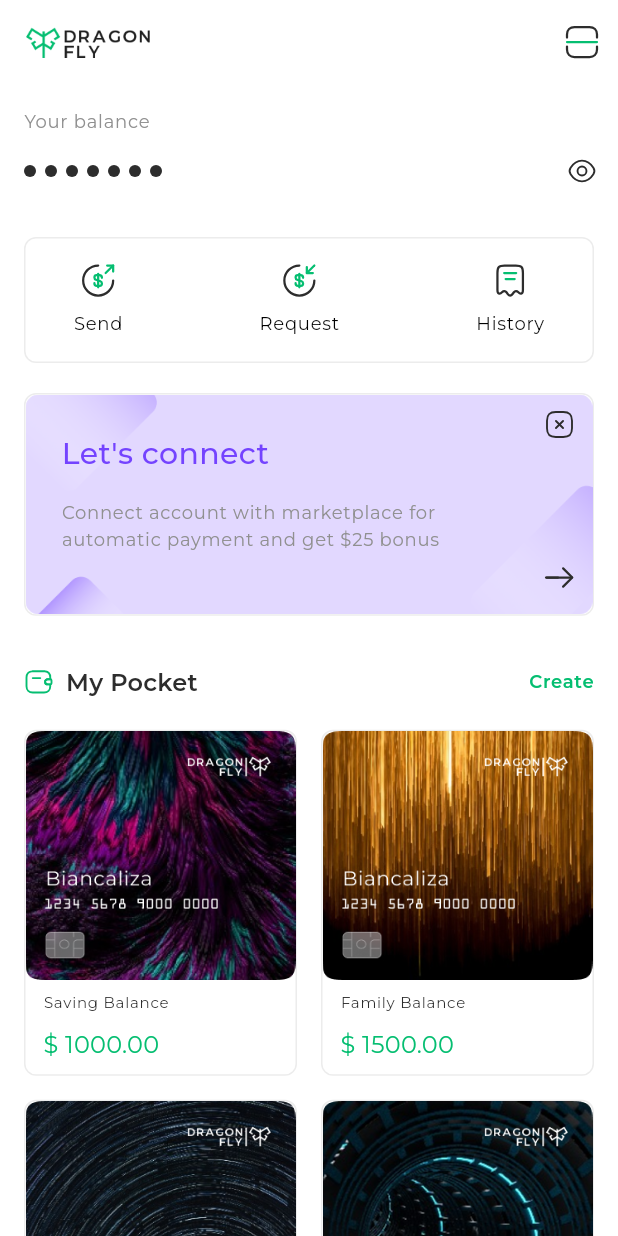
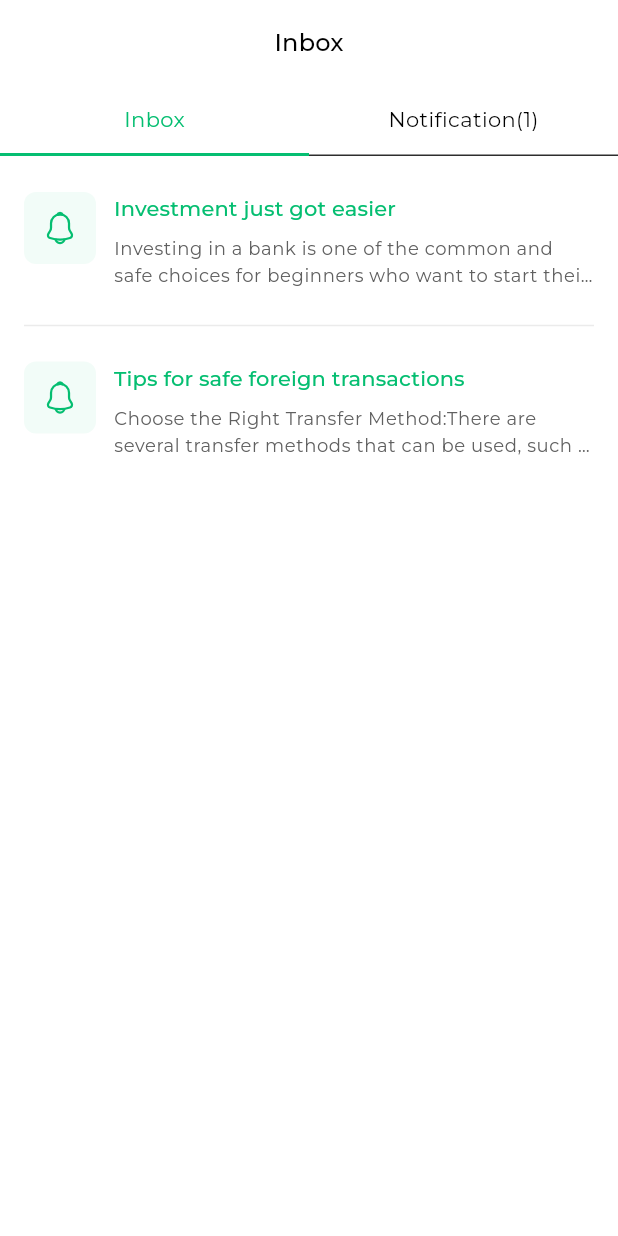
Before and after one commit to sayapakailinuxpak/dragonfly, a Flutter app: the screen it shows after launch, on a phone screen of 412 x 824 dp. Run offline on Flutter 3.47's test engine with Material 3 defaults, Android fonts, the phone set to English and light mode, and no system bars; our stand-ins replace flutter_svg.

Commit message:
- create InboxModel and NotificationModel class for data model - adding tab with 2 items (inbox and notification) - create InboxSection and NotificationSection class as TabBarView children

```diff
--- /dev/null
+++ b/lib/data/inbox_model.dart
@@ -0,0 +1,11 @@
+class InboxModel {
+  String title;
+  String message;
+
+  InboxModel({required this.title, required this.message});
+
+  static List<InboxModel> inboxItems = [
+    InboxModel(title: "Investment just got easier", message: "Investing in a bank is one of the common and safe choices for beginners who want to start their investment journey. This article will provide a short guide to getting started investing in banks, covering some of the investment products offered by banks and tips for getting started."),
+    InboxModel(title: "Tips for safe foreign transactions", message: "Choose the Right Transfer Method:There are several transfer methods that can be used, such as bank transfers, electronic transfers, or using money transfer services such as PayPal or TransferWise.")
+  ];
+}
--- a/lib/main.dart
+++ b/lib/main.dart
@@ -1,6 +1,7 @@
 import 'package:dragonfly/screens/auth.dart';
 import 'package:dragonfly/screens/home.dart';
 import 'package:dragonfly/screens/onboarding.dart';
+import 'package:dragonfly/screens/inbox.dart';
 import 'package:flutter/material.dart';
 
 void main() {
@@ -55,6 +56,12 @@ class MyApp extends StatelessWidget {
             fontWeight: FontWeight.w400,
             height: 1.5
           ),
+          titleSmall: TextStyle(
+            fontFamily: "Montserrat",
+            fontSize: 14.0,
+            fontWeight: FontWeight.w500,
+            height: 1.5
+          ),
           bodyMedium: TextStyle(
             fontFamily: "Montserrat",
             fontSize: 14.0,
@@ -88,7 +95,7 @@ class MyApp extends StatelessWidget {
         ),
         // useMaterial3: true,
       ),
-      home: const Home()
+      home: const Inbox()
     );
   }
 }
--- /dev/null
+++ b/lib/screens/inbox.dart
@@ -0,0 +1,163 @@
+
+import 'package:dragonfly/data/inbox_model.dart';
+import 'package:dragonfly/data/notification_model.dart';
+import 'package:flutter/cupertino.dart';
+import 'package:flutter/material.dart';
+import 'package:flutter/widgets.dart';
+import 'package:flutter_svg/flutter_svg.dart';
+
+class Inbox extends StatelessWidget {
+  const Inbox({super.key});
+
+  @override
+  Widget build(BuildContext context) {
+    return DefaultTabController(
+      length: 2,
+      child: Scaffold(
+        appBar: AppBar(
+          title: Text(
+            "Inbox",
+            style: Theme.of(context).textTheme.titleMedium?.apply(
+              fontWeightDelta: 1
+            )
+          ),
+          centerTitle: true,
+          bottom: TabBar(
+            indicatorSize: TabBarIndicatorSize.tab,
+            labelStyle: Theme.of(context).textTheme.bodyMedium?.apply(
+              color: Theme.of(context).colorScheme.primary
+            ),
+            unselectedLabelStyle: Theme.of(context).textTheme.bodyMedium,
+            tabs: const [
+              Tab(text: "Inbox"),
+              Tab(text: "Notification(1)")
+            ]
+          )
+        ),
+        body: const TabBarView(
+          children: [
+            InboxMessageSection(),
+            NotificationSection()
+          ],
+        )
+      )
+    );
+  }
+}
+
+class InboxMessageSection extends StatelessWidget {
+  const InboxMessageSection({super.key});
+
+  @override
+  Widget build(BuildContext context) {
+    return Padding(
+      padding: const EdgeInsets.symmetric(horizontal: 16.0, vertical: 24.0),
+      child: Column(
+        children: [
+          ListView.separated(
+            shrinkWrap: true,
+            itemBuilder: (context, index) {
+              return Row(
+                crossAxisAlignment: CrossAxisAlignment.start,
+                children: [
+                  Container(
+                    padding: const EdgeInsets.symmetric(horizontal: 12.0, vertical: 12.0),
+                    decoration: BoxDecoration(
+                      color: const Color(0x0D05BE71),
+                      // color: const Color(0xFF05BE71),
+                      borderRadius: BorderRadius.circular(8.0)
+                    ),
+                    child: SvgPicture.asset(
+                      "assets/icons/bell-icon.svg",
+                      colorFilter: ColorFilter.mode(Theme.of(context).colorScheme.primary, BlendMode.srcIn),
+                    ),
+                  ),
+                  const SizedBox(width: 12.0),
+                  Expanded(
+                    child: Column(
+                      crossAxisAlignment: CrossAxisAlignment.start,
+                      children: [
+                        Text(
+                          InboxModel.inboxItems[index].title,
+                          style: Theme.of(context).textTheme.titleSmall?.apply(
+                            color: Theme.of(context).colorScheme.primary
+                          ),
+                        ),
+                        const SizedBox(height: 8.0),
+                        Text(
+                          InboxModel.inboxItems[index].message,
+                          style: Theme.of(context).textTheme.bodySmall?.apply(
+                            color: const Color(0xFF606060)
+                          ),
+                          maxLines: 2,
+                          overflow: TextOverflow.ellipsis,
+                        )
+                      ],
+                    ),
+                  )
+                ],
+              );
+            },
+            separatorBuilder: (context, index) {
+              return const Padding(
+                padding: EdgeInsets.symmetric(vertical: 16.0),
+                child: Divider(
+                  color: Color(0xFFEBEBEB),
+                ),
+              );
+            },
+            itemCount: InboxModel.inboxItems.length,
+          ),
+
+        ],
+      ),
+    );
+  }
+}
+
+class NotificationSection extends StatelessWidget {
+  const NotificationSection({super.key});
+
+  @override
+  Widget build(BuildContext context) {
+    return Padding(
+      padding: const EdgeInsets.symmetric(horizontal: 16.0, vertical: 24.0),
+      child: ListView.separated(
+        shrinkWrap: true,
+        itemBuilder: (context, index) {
+          return Column(
+            crossAxisAlignment: CrossAxisAlignment.start,
+            children: [
+              Text(
+                NotificationModel.notificationItems[index].title,
+                style: Theme.of(context).textTheme.titleMedium?.apply(
+                  color: Theme.of(context).colorScheme.primary
+                )
+              ),
+              const SizedBox(height: 16.0),
+              Text(
+                NotificationModel.notificationItems[0].messageBody,
+                style: Theme.of(context).textTheme.bodySmall?.apply(
+                  color: const Color(0xFF606060)
+                ),
+                maxLines: 2,
+                overflow: TextOverflow.ellipsis,
+              ),
+              const SizedBox(height: 16.0),
+              ClipRRect(
+                borderRadius: BorderRadius.circular(8.0),
+                child: Image.asset(
+                  NotificationModel.notificationItems[index].thumbnailImage,
+                ),
+              )
+            ],
+          );
+        },
+        separatorBuilder: (context, index) {
+          return const SizedBox(height: 32.0);
+        },
+        itemCount: NotificationModel.notificationItems.length,
+      )
+    );
+  }
+}
--- a/pubspec.yaml
+++ b/pubspec.yaml
@@ -79,6 +79,7 @@ flutter:
     - assets/icons/wallet-icon.svg
     - assets/icons/notification-status-icon.svg
     - assets/icons/profile-icon.svg
+    - assets/icons/bell-icon.svg
     - assets/images/credit-card-image-1.png
     - assets/images/credit-card-image-2.png
     - assets/images/credit-card-combo-image.png
@@ -91,6 +92,8 @@ flutter:
     - assets/images/pocket-credit-card-2-image.png
     - assets/images/pocket-credit-card-3-image.png
     - assets/images/pocket-credit-card-4-image.png
+    - assets/images/investment-image.png
+    - assets/images/pay-image.png
 
   fonts:
     - family: Montserrat
```
Also changed, not shown: lib/data/notification_model.dart (added, +20 -0 lines), assets/icons/bell-icon.svg (added), assets/images/investment-image.png (added), assets/images/pay-image.png (added).
